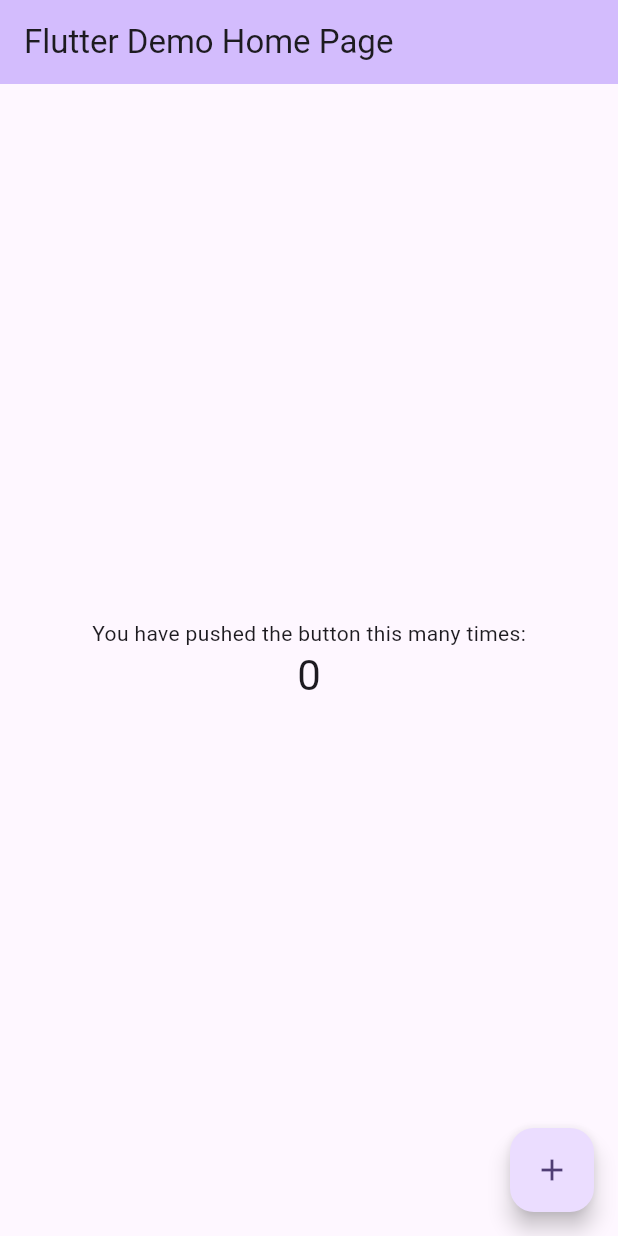
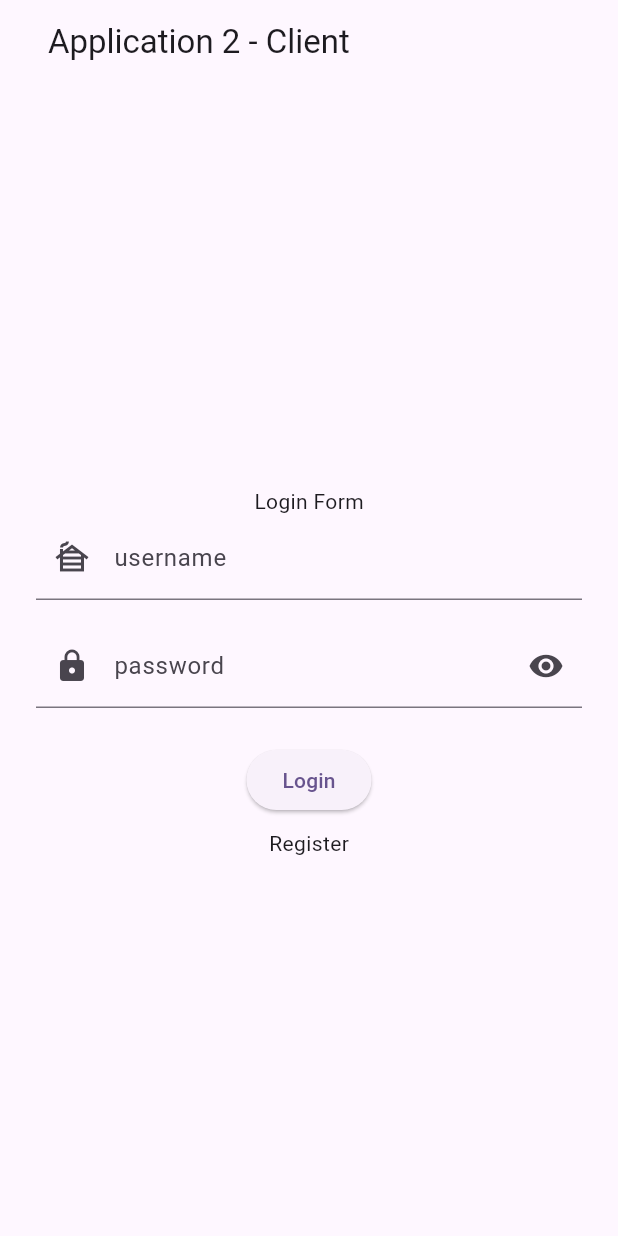
Before and after one commit to Fat-Buu/client, a Flutter app: the screen it shows after launch, on a phone screen of 412 x 824 dp. Run offline on Flutter 3.47's test engine with Material 3 defaults, Android fonts, the phone set to English and light mode, and no system bars; our stand-ins replace flutter_riverpod, riverpod_annotation; generated files the repository leaves out were written again.

Commit message:
add login module

```diff
--- a/analysis_options.yaml
+++ b/analysis_options.yaml
@@ -26,3 +26,7 @@ linter:
 
 # Additional information about this file can be found at
 # https://dart.dev/guides/language/analysis-options
+
+analyzer:
+  plugins:
+    - custom_lint
--- /dev/null
+++ b/lib/login/models/user.dart
@@ -0,0 +1,6 @@
+class User{
+  final String username;
+  final String password;
+
+  User({required this.username, required this.password});
+}
--- /dev/null
+++ b/lib/login/services/login_service.dart
@@ -0,0 +1,6 @@
+class LoginService {
+  Future<bool> login(String username, String password) async {
+    await Future.delayed(const Duration(seconds: 3));
+    return true;
+  }
+}
--- /dev/null
+++ b/lib/login/viewmodels/login_viewmodel.dart
@@ -0,0 +1,28 @@
+import 'package:client/login/models/user.dart';
+import 'package:riverpod_annotation/riverpod_annotation.dart';
+
+import '../services/login_service.dart';
+
+part 'login_viewmodel.g.dart';
+
+@riverpod
+class LoginViewModel extends _$LoginViewModel {
+  late LoginService _loginService;
+
+  @override
+  User build() {
+    _loginService = LoginService();
+    return User(username: "", password: "");
+  }
+
+  Future<void> login(String username, String password) async {
+    final result = await _loginService.login(username, password);
+    if (result) {
+      state = User(username: username, password: password);
+    } else {
+      state = User(username: "", password: "");
+    }
+  }
+}
+
+// flutter pub run build_runner watch --delete-conflicting-outputs
--- /dev/null
+++ b/lib/login/views/login_view.dart
@@ -0,0 +1,96 @@
+import 'package:flutter/material.dart';
+import 'package:flutter_riverpod/flutter_riverpod.dart';
+
+import '../viewmodels/login_viewmodel.dart';
+
+class LoginView extends ConsumerStatefulWidget {
+  const LoginView({super.key});
+
+  @override
+  ConsumerState<LoginView> createState() => _LoginViewState();
+}
+
+class _LoginViewState extends ConsumerState<LoginView> {
+  final TextEditingController usernameController = TextEditingController();
+  final TextEditingController passwordController = TextEditingController();
+  bool _obscurePassword = true;
+
+  @override
+  void dispose() {
+    usernameController.dispose();
+    passwordController.dispose();
+    super.dispose();
+  }
+
+  @override
+  Widget build(BuildContext context) {
+    final loginViewModel = ref.watch(loginViewModelProvider);
+
+    return Scaffold(
+      appBar: AppBar(
+        title: AppBar(title: const Text("Application 2 - Client")),
+      ),
+      body: SafeArea(
+        child: Center(
+          child: Container(
+            padding: const EdgeInsets.all(24.0),
+            child: Column(
+              crossAxisAlignment: CrossAxisAlignment.center,
+              mainAxisAlignment: MainAxisAlignment.center,
+              children: [
+                if (loginViewModel.username.isNotEmpty)
+                  Text("Hi ${loginViewModel.username}"),
+                const SizedBox(height: 16),
+                Text("Login Form"),
+                TextField(
+                  controller: usernameController,
+                  decoration: const InputDecoration(
+                    labelText: "username",
+                    hintText: "Jason",
+                    prefixIcon: Icon(Icons.cabin),
+                  ),
+                ),
+                const SizedBox(height: 16),
+                TextField(
+                  controller: passwordController,
+                  obscureText: _obscurePassword,
+                  decoration: InputDecoration(
+                    labelText: "password",
+                    prefixIcon: Icon(Icons.lock),
+                    suffixIcon: IconButton(
+                      onPressed: () {
+                        _obscurePassword = !_obscurePassword;
+                      },
+                      icon: Icon(
+                        _obscurePassword
+                            ? Icons.visibility
+                            : Icons.visibility_off,
+                      ),
+                    ),
+                  ),
+                ),
+                const SizedBox(height: 24),
+                ElevatedButton(
+                  onPressed: () {
+                    String username = usernameController.text;
+                    String password = passwordController.text;
+                    ref
+                        .read(loginViewModelProvider.notifier)
+                        .login(username, password);
+                    setState(() {
+                      usernameController.clear();
+                      passwordController.clear();
+                    });
+                  },
+                  child: const Text("Login"),
+                ),
+                const SizedBox(height: 8),
+                Text("Register"),
+              ],
+            ),
+          ),
+        ),
+      ),
+    );
+  }
+}
--- a/lib/main.dart
+++ b/lib/main.dart
@@ -1,7 +1,10 @@
 import 'package:flutter/material.dart';
+import 'package:flutter_riverpod/flutter_riverpod.dart';
+
+import 'login/views/login_view.dart';
 
 void main() {
-  runApp(const MyApp());
+  runApp(ProviderScope(child: const MyApp()));
 }
 
 class MyApp extends StatelessWidget {
@@ -11,112 +14,11 @@ class MyApp extends StatelessWidget {
   @override
   Widget build(BuildContext context) {
     return MaterialApp(
-      title: 'Flutter Demo',
+      title: 'Application 2 - Client',
       theme: ThemeData(
-        // This is the theme of your application.
-        //
-        // TRY THIS: Try running your application with "flutter run". You'll see
-        // the application has a purple toolbar. Then, without quitting the app,
-        // try changing the seedColor in the colorScheme below to Colors.green
-        // and then invoke "hot reload" (save your changes or press the "hot
-        // reload" button in a Flutter-supported IDE, or press "r" if you used
-        // the command line to start the app).
-        //
-        // Notice that the counter didn't reset back to zero; the application
-        // state is not lost during the reload. To reset the state, use hot
-        // restart instead.
-        //
-        // This works for code too, not just values: Most code changes can be
-        // tested with just a hot reload.
         colorScheme: ColorScheme.fromSeed(seedColor: Colors.deepPurple),
       ),
-      home: const MyHomePage(title: 'Flutter Demo Home Page'),
+      home: LoginView(),
     );
   }
 }
-
-class MyHomePage extends StatefulWidget {
-  const MyHomePage({super.key, required this.title});
-
-  // This widget is the home page of your application. It is stateful, meaning
-  // that it has a State object (defined below) that contains fields that affect
-  // how it looks.
-
-  // This class is the configuration for the state. It holds the values (in this
-  // case the title) provided by the parent (in this case the App widget) and
-  // used by the build method of the State. Fields in a Widget subclass are
-  // always marked "final".
-
-  final String title;
-
-  @override
-  State<MyHomePage> createState() => _MyHomePageState();
-}
-
-class _MyHomePageState extends State<MyHomePage> {
-  int _counter = 0;
-
-  void _incrementCounter() {
-    setState(() {
-      // This call to setState tells the Flutter framework that something has
-      // changed in this State, which causes it to rerun the build method below
-      // so that the display can reflect the updated values. If we changed
-      // _counter without calling setState(), then the build method would not be
-      // called again, and so nothing would appear to happen.
-      _counter++;
-    });
-  }
-
-  @override
-  Widget build(BuildContext context) {
-    // This method is rerun every time setState is called, for instance as done
-    // by the _incrementCounter method above.
-    //
-    // The Flutter framework has been optimized to make rerunning build methods
-    // fast, so that you can just rebuild anything that needs updating rather
-    // than having to individually change instances of widgets.
-    return Scaffold(
-      appBar: AppBar(
-        // TRY THIS: Try changing the color here to a specific color (to
-        // Colors.amber, perhaps?) and trigger a hot reload to see the AppBar
-        // change color while the other colors stay the same.
-        backgroundColor: Theme.of(context).colorScheme.inversePrimary,
-        // Here we take the value from the MyHomePage object that was created by
-        // the App.build method, and use it to set our appbar title.
-        title: Text(widget.title),
-      ),
-      body: Center(
-        // Center is a layout widget. It takes a single child and positions it
-        // in the middle of the parent.
-        child: Column(
-          // Column is also a layout widget. It takes a list of children and
-          // arranges them vertically. By default, it sizes itself to fit its
-          // children horizontally, and tries to be as tall as its parent.
-          //
-          // Column has various properties to control how it sizes itself and
-          // how it positions its children. Here we use mainAxisAlignment to
-          // center the children vertically; the main axis here is the vertical
-          // axis because Columns are vertical (the cross axis would be
-          // horizontal).
-          //
-          // TRY THIS: Invoke "debug painting" (choose the "Toggle Debug Paint"
-          // action in the IDE, or press "p" in the console), to see the
-          // wireframe for each widget.
-          mainAxisAlignment: MainAxisAlignment.center,
-          children: <Widget>[
-            const Text('You have pushed the button this many times:'),
-            Text(
-              '$_counter',
-              style: Theme.of(context).textTheme.headlineMedium,
-            ),
-          ],
-        ),
-      ),
-      floatingActionButton: FloatingActionButton(
-        onPressed: _incrementCounter,
-        tooltip: 'Increment',
-        child: const Icon(Icons.add),
-      ), // This trailing comma makes auto-formatting nicer for build methods.
-    );
-  }
-}
--- a/pubspec.yaml
+++ b/pubspec.yaml
@@ -34,6 +34,8 @@ dependencies:
   # The following adds the Cupertino Icons font to your application.
   # Use with the CupertinoIcons class for iOS style icons.
   cupertino_icons: ^1.0.8
+  flutter_riverpod: ^3.0.3
+  riverpod_annotation: ^3.0.3
 
 dev_dependencies:
   flutter_test:
@@ -45,6 +47,10 @@ dev_dependencies:
   # package. See that file for information about deactivating specific lint
   # rules and activating additional ones.
   flutter_lints: ^5.0.0
+  custom_lint: ^0.8.0
+  riverpod_lint: ^3.0.3
+  riverpod_generator: ^3.0.3
+  build_runner: ^2.7.1
 
 # For information on the generic Dart part of this file, see the
 # following page: https://dart.dev/tools/pub/pubspec
```
Also changed, not shown: lib/login/viewmodels/login_viewmodel.g.dart (added), pubspec.lock.
